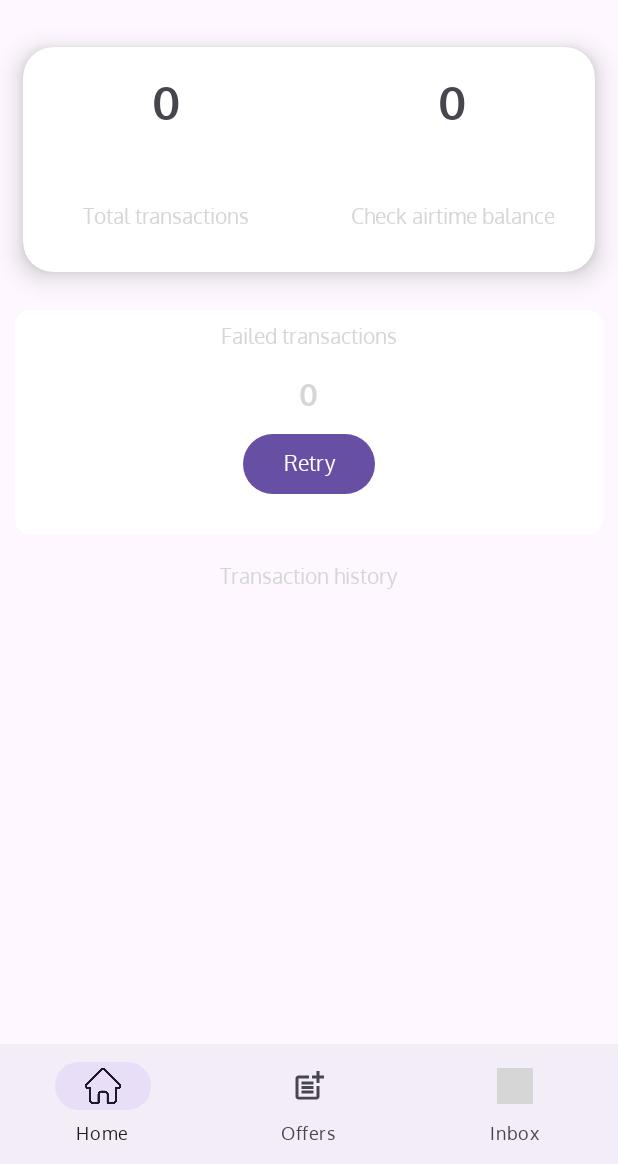
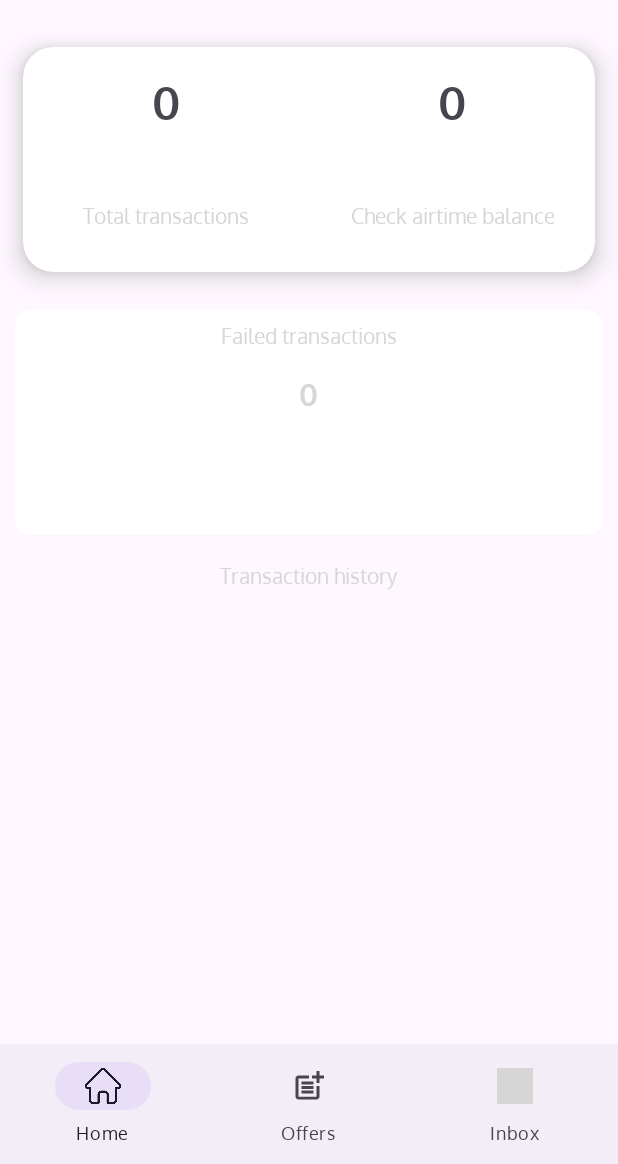
Before and after one commit to Moses583/bingwa_second, an Android app: the MainContentFragment screen opened directly, with no data from a screen before it, on a phone screen of 412 x 824 dp, the part 72-1236 px from its top. Run offline under Robolectric (Android 15) with nearby library versions, the phone set to English and light mode, and no system bars; 1 statement that could not run was skipped; grey boxes are pictures that could not be loaded.

Commit message:
Final fixes, app ready for publishing

```diff
--- a/app/build.gradle
+++ b/app/build.gradle
@@ -10,8 +10,8 @@ android {
         applicationId "com.example.meisterbot"
         minSdk 24
         targetSdk 34
-        versionCode 12
-        versionName "1.12"
+        versionCode 13
+        versionName "1.13"
 
         testInstrumentationRunner "androidx.test.runner.AndroidJUnitRunner"
     }
--- a/app/src/main/java/com/example/meisterbot/DBHelper.java
+++ b/app/src/main/java/com/example/meisterbot/DBHelper.java
@@ -13,15 +13,15 @@ import com.google.gson.Gson;
 public class DBHelper extends SQLiteOpenHelper {
 
     public DBHelper( Context context) {
-        super(context, "Two.db",null,1);
+        super(context, "RealDbThree.db",null,1);
     }
 
     @Override
     public void onCreate(SQLiteDatabase db) {
         db.execSQL("create Table InboxTable(id INTEGER PRIMARY KEY AUTOINCREMENT,message TEXT, timeStamp TEXT,sender TEXT)");
-        db.execSQL("create table Offers(id INTEGER PRIMARY KEY AUTOINCREMENT,name TEXT,amount TEXT, ussdCode TEXT, dialSim TEXT, dialSimId TEXT,paymentSim TEXT, paymentSimId TEXT, offerTill TEXT)");
+        db.execSQL("create Table Offers(id INTEGER PRIMARY KEY AUTOINCREMENT,name TEXT,amount TEXT, ussdCode TEXT, dialSim TEXT, dialSimId TEXT,paymentSim TEXT, paymentSimId TEXT, offerTill TEXT)");
         db.execSQL("create Table Transactions(id INTEGER PRIMARY KEY AUTOINCREMENT,ussdResponse TEXT,amount TEXT,timeStamp TEXT,recipient TEXT, status TEXT, subId INTEGER,ussd TEXT, till INTEGER, messageFull TEXT)");
-        db.execSQL("create table User(tillNumber TEXT)");
+        db.execSQL("create Table User(tillNumber TEXT)");
     }
 
     @Override
@@ -84,7 +84,6 @@ public class DBHelper extends SQLiteOpenHelper {
         SQLiteDatabase database = this.getWritableDatabase();
         return database.rawQuery("Select * from User",null);
     }
-
     public Cursor getData(){
         SQLiteDatabase database = this.getWritableDatabase();
         return database.rawQuery("Select * from InboxTable ORDER BY id DESC",null);
@@ -97,7 +96,6 @@ public class DBHelper extends SQLiteOpenHelper {
         SQLiteDatabase database = this.getWritableDatabase();
         return database.rawQuery("Select * from Transactions ORDER BY id DESC",null);
     }
-
     public Cursor getSpecificOffer(String amount, String simId){
         SQLiteDatabase database = this.getReadableDatabase();
         return database.rawQuery("Select ussdCode from Offers where amount=? and paymentSimId =?", new String[]{amount,simId});
@@ -113,9 +111,6 @@ public class DBHelper extends SQLiteOpenHelper {
         long result = DB.delete("Transactions", "status=?", new String[]{pattern});
         return result != -1;
     }
-
-
-
     public Boolean deleteData (String ussdCode) {
         SQLiteDatabase DB = this.getWritableDatabase();
         long result = DB.delete("Offers", "ussdCode=?", new String[]{ussdCode});
--- a/app/src/main/java/com/example/meisterbot/services/RetryService.java
+++ b/app/src/main/java/com/example/meisterbot/services/RetryService.java
@@ -121,6 +121,7 @@ public class RetryService extends Service {
         Queue<TransactionPOJO> queue1 = new LinkedList<>();
         if (cursor.getCount() == 0){
             Toast.makeText(this, "There are no failed transactions", Toast.LENGTH_SHORT).show();
+            return queue1;
         }else{
             while (cursor.moveToNext()){
                 String ussdResponse = cursor.getString(1);
--- a/app/src/main/res/layout/fragment_main_content.xml
+++ b/app/src/main/res/layout/fragment_main_content.xml
@@ -123,13 +123,13 @@
                 android:textSize="20sp"
                 android:fontFamily="@font/oxygen_bold"
                 android:id="@+id/txtFailedTransactions"/>
-            <Button
-                android:layout_width="wrap_content"
-                android:layout_height="wrap_content"
-                android:layout_gravity="center"
-                android:padding="8dp"
-                android:text="Retry"
-                android:id="@+id/executeFailedTransactions"/>
+<!--            <Button-->
+<!--                android:layout_width="wrap_content"-->
+<!--                android:layout_height="wrap_content"-->
+<!--                android:layout_gravity="center"-->
+<!--                android:padding="8dp"-->
+<!--                android:text="Retry"-->
+<!--                android:id="@+id/executeFailedTransactions"/>-->
         </LinearLayout>
 
     </androidx.cardview.widget.CardView>
```
Also changed, not shown: app/src/main/java/com/example/meisterbot/fragments/MainContentFragment.java (+17 -17 lines).
